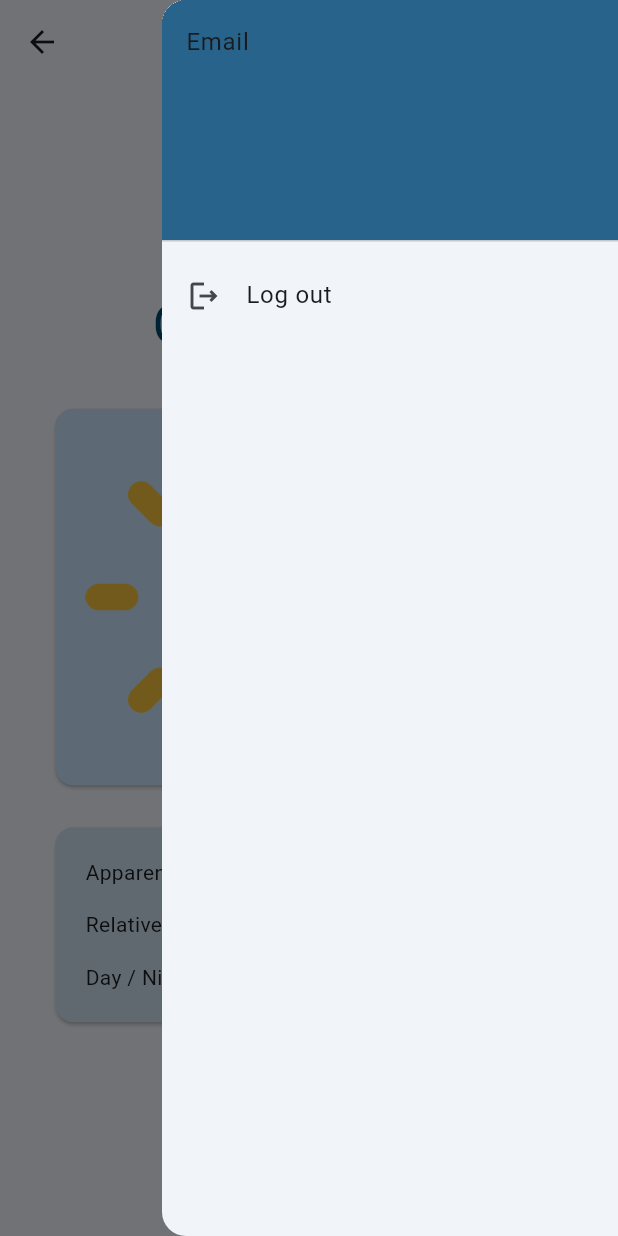
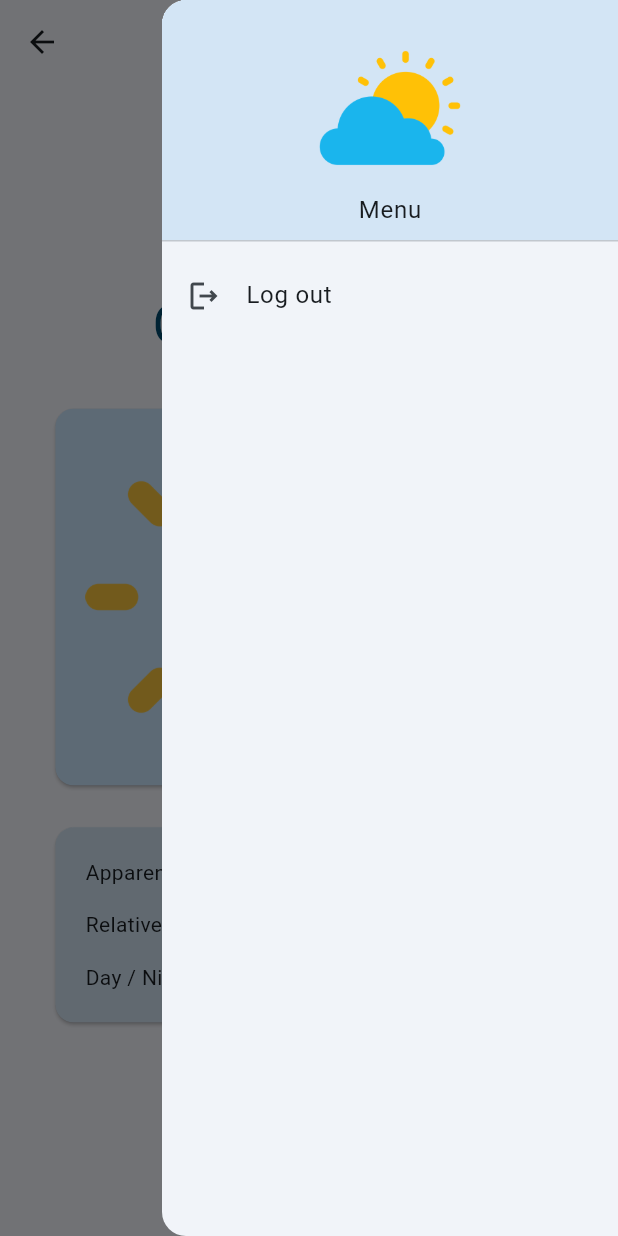
Before and after one commit to FacundoMiglierini/WeatherApp, a Flutter app: the WeatherPage screen opened directly, with the side drawer open, on a phone screen of 412 x 824 dp. Run offline on Flutter 3.47's test engine with Material 3 defaults, Android fonts, the phone set to English and light mode, and no system bars; our stand-ins replace email_validator, hive_flutter; accounts and stored records are empty; network calls fail.

Commit message:
added image to side bar

```diff
--- a/weather_app/lib/main.dart
+++ b/weather_app/lib/main.dart
@@ -543,9 +543,22 @@ class _WeatherPageState extends State<WeatherPage>{
             children: [
               DrawerHeader(
                 decoration: BoxDecoration(
-                  color: Theme.of(context).colorScheme.primary,
+                  color: Theme.of(context).colorScheme.secondaryContainer,
                 ),
-                child: Text('Email'),
+                child: Padding(
+                  padding: EdgeInsets.only(top: MediaQuery.of(context).padding.top),
+                  child: Center(
+                    child: Column(
+                      mainAxisAlignment: MainAxisAlignment.center,
+                      children: [
+                        Expanded(
+                          child: Image.asset('assets/weather_logo.png', fit: BoxFit.cover,),
+                        ),
+                        Text('Menu'),
+                      ],
+                    ),
+                  ),
+                ),
               ),
               ListTile(
                 leading: const Icon(Icons.logout_outlined),
@@ -555,6 +568,7 @@ class _WeatherPageState extends State<WeatherPage>{
                     Widget cancelButton = TextButton(
                       child: Text("No"),
                       onPressed:  () {
+                        Navigator.pop(context);
                         Navigator.pop(context);
                       },
                     );
```
